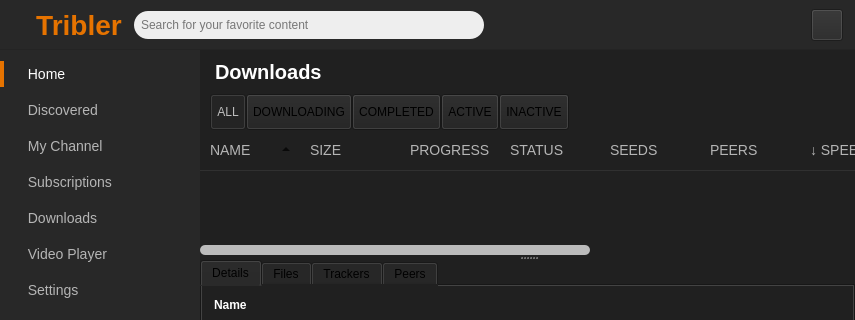
Tribler/tribler, file TriblerGUI/qt_resources/mainwindow.ui: the form before one commit; both pictures show x 0 to 855 and y 0 to 320 of the 855 by 655 pixel window.
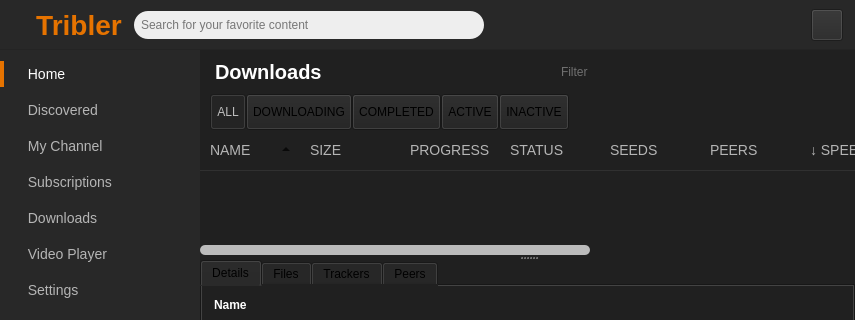
The form after the commit. The open tabs and pages were chosen to show the change. Icons and pictures are not drawn. Custom widgets are drawn as their Qt base class.

Commit message: Implemented local filtering for downloads

What changed in the file:
```diff
--- a/TriblerGUI/qt_resources/mainwindow.ui
+++ b/TriblerGUI/qt_resources/mainwindow.ui
@@ -6768,6 +6768,73 @@
                </property>
               </widget>
              </item>
+             <item>
+              <spacer name="horizontalSpacer_49">
+               <property name="orientation">
+                <enum>Qt::Horizontal</enum>
+               </property>
+               <property name="sizeHint" stdset="0">
+                <size>
+                 <width>40</width>
+                 <height>20</height>
+                </size>
+               </property>
+              </spacer>
+             </item>
+             <item>
+              <widget class="QLineEdit" name="downloads_filter_input">
+               <property name="sizePolicy">
+                <sizepolicy hsizetype="Fixed" vsizetype="Fixed">
+                 <horstretch>0</horstretch>
+                 <verstretch>0</verstretch>
+                </sizepolicy>
+               </property>
+               <property name="minimumSize">
+                <size>
+                 <width>180</width>
+                 <height>28</height>
+                </size>
+               </property>
+               <property name="maximumSize">
+                <size>
+                 <width>180</width>
+                 <height>28</height>
+                </size>
+               </property>
+               <property name="styleSheet">
+                <string notr="true">QLineEdit {
+background-color: transparent;
+border-radius: 3px;
+}
+QLineEdit:focus, QLineEdit::hover {
+background-color: #404040;
+color: white;
+}</string>
+               </property>
+               <property name="placeholderText">
+                <string>Filter</string>
+               </property>
+               <property name="clearButtonEnabled">
+                <bool>true</bool>
+               </property>
+              </widget>
+             </item>
+             <item>
+              <spacer name="horizontalSpacer_64">
+               <property name="orientation">
+                <enum>Qt::Horizontal</enum>
+               </property>
+               <property name="sizeType">
+                <enum>QSizePolicy::Fixed</enum>
+               </property>
+               <property name="sizeHint" stdset="0">
+                <size>
+                 <width>12</width>
+                 <height>20</height>
+                </size>
+               </property>
+              </spacer>
+             </item>
              <item>
               <widget class="CircleButton" name="start_download_button">
                <property name="enabled">
```
Left out of the diff: 2 changed lines with no effect on the pictures. The commit also changes 5 other files.
